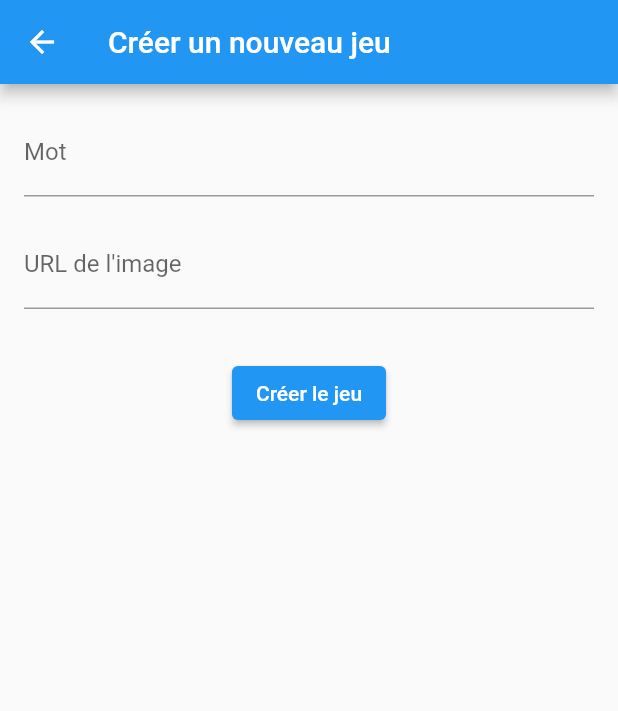
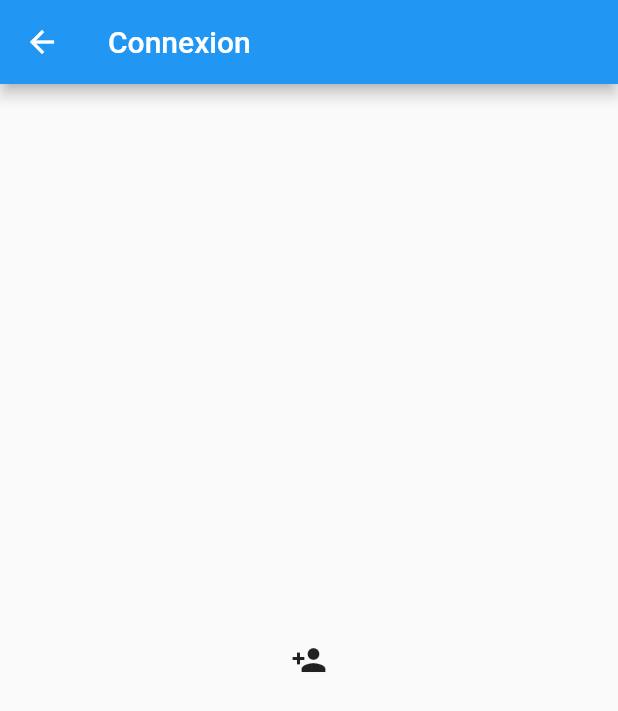
Before and after one commit to nouf1999/Projet_Jeu, a Flutter app: the CreateGamePage screen opened directly, after a tap on "Créer le jeu", on a phone screen of 412 x 824 dp. Shown: the top 711 px of the screen. Run offline on Flutter 3.47's test engine with Material 2 defaults, Android fonts, the phone set to English and light mode, and no system bars; our stand-ins replace firebase_core; accounts and stored records are empty.

Commit message:
Mise a jour du 25

```diff
--- a/lib/Home.dart
+++ b/lib/Home.dart
@@ -20,13 +20,15 @@ class Home extends StatelessWidget {
 Navigator.of(context).push(MaterialPageRoute(builder: (context) => Login()));
     },
     child:
-  Image.asset('assets/Image0.jpeg'),
-),
+  Image.asset('assets/Image0.jpeg'
+) ,
+  ),
 
 
 
     ),
      );
 
+
   }
 }
--- a/lib/Jeux.dart/Formulaire-creation-jeux.dart
+++ b/lib/Jeux.dart/Formulaire-creation-jeux.dart
@@ -1,5 +1,6 @@
 import 'package:flutter/material.dart';
 import 'package:projet_jeu/Jeux.dart/Game-cours.dart';
+import 'package:projet_jeu/Jeux.dart/Homejeux.dart';
 import 'package:projet_jeu/Jeux.dart/Menu.dart';
 
 
@@ -57,6 +58,7 @@ class _CreateGamePageState extends State<CreateGamePage> {
         title: Text('Créer un nouveau jeu'),
 
 
+
       ),
       body: Padding(
 
@@ -82,7 +84,7 @@ class _CreateGamePageState extends State<CreateGamePage> {
             SizedBox(height: 32.0),
             ElevatedButton(
               onPressed: (){
-               MaterialPageRoute(builder: (context) => CurrentGamesPage ());
+               Navigator.of(context).push(MaterialPageRoute(builder: (context) => Homejeux()));
 
               },
               child: Text('Créer le jeu'),
--- /dev/null
+++ b/lib/Jeux.dart/Homejeux.dart
@@ -0,0 +1,37 @@
+import 'package:flutter/material.dart';
+import 'package:flutter/src/widgets/framework.dart';
+
+import 'LienAccès.dart';
+
+class Homejeux extends StatefulWidget {
+  const Homejeux({super.key});
+
+  @override
+  State<Homejeux> createState() => _HomejeuxState();
+}
+
+class _HomejeuxState extends State<Homejeux> {
+  @override
+  Widget build(BuildContext context) {
+    return Scaffold(
+      appBar: AppBar(
+        title: Text('Connexion'),
+      ),
+    body: Center(
+
+
+      child:  IconButton(
+          icon: Icon(Icons.person_add),
+          onPressed: () {
+Navigator.of(context).push(MaterialPageRoute(builder: (context) =>GameInvitationScreen ()));
+          }
+
+
+
+
+
+    ),
+     )   );
+
+}
+}
```
Also changed, not shown: lib/Jeux.dart/GamedetailPage.dart (+13 -2 lines), lib/Jeux.dart/Score.dart (added, +62 -0 lines), lib/main.dart (+13 -4 lines), pubspec.yaml (+6 -1 lines), assets/Image1.png (added), assets/Image2.jpg (added), assets/diverses-personnes-ludiques-tenant-icones-jeu_53876-75181.webp (added), assets/game-illustration-cubes-forming-word-49733659.jpg (added), assets/image3.png (added), assets/images.jpeg (added), assets/istockphoto-1409449909-612x612.jpg (added), assets/istockphoto-150947608-612x612.jpg (added), assets/original-2459819-3.jpg (added), pubspec.lock, 6 other files.
